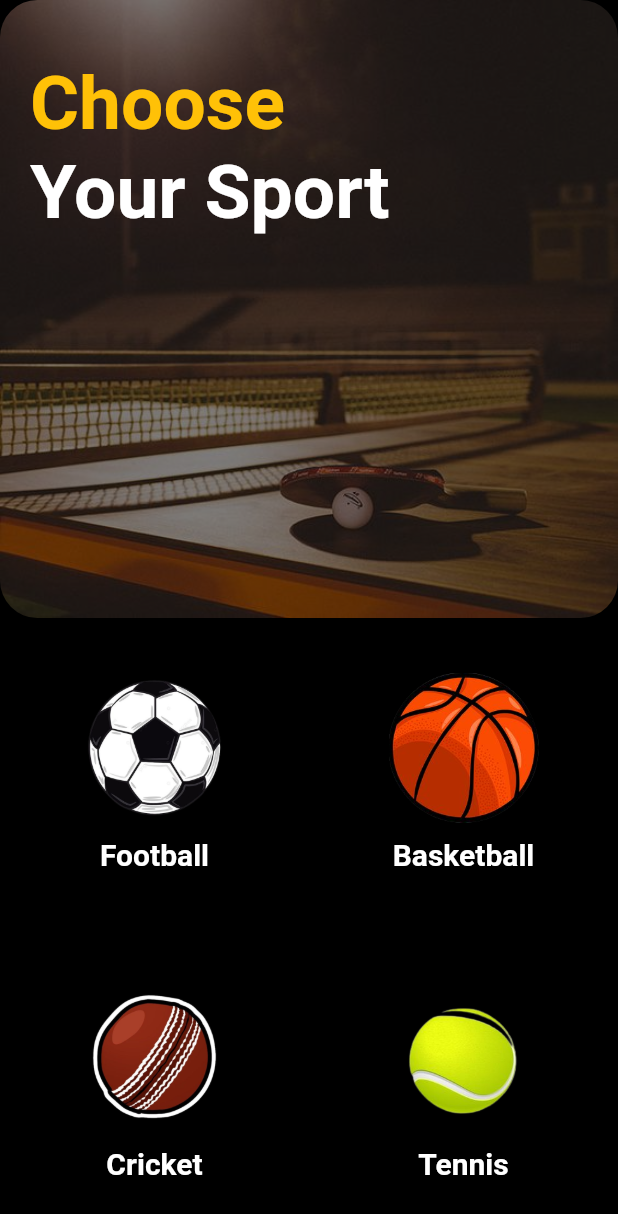
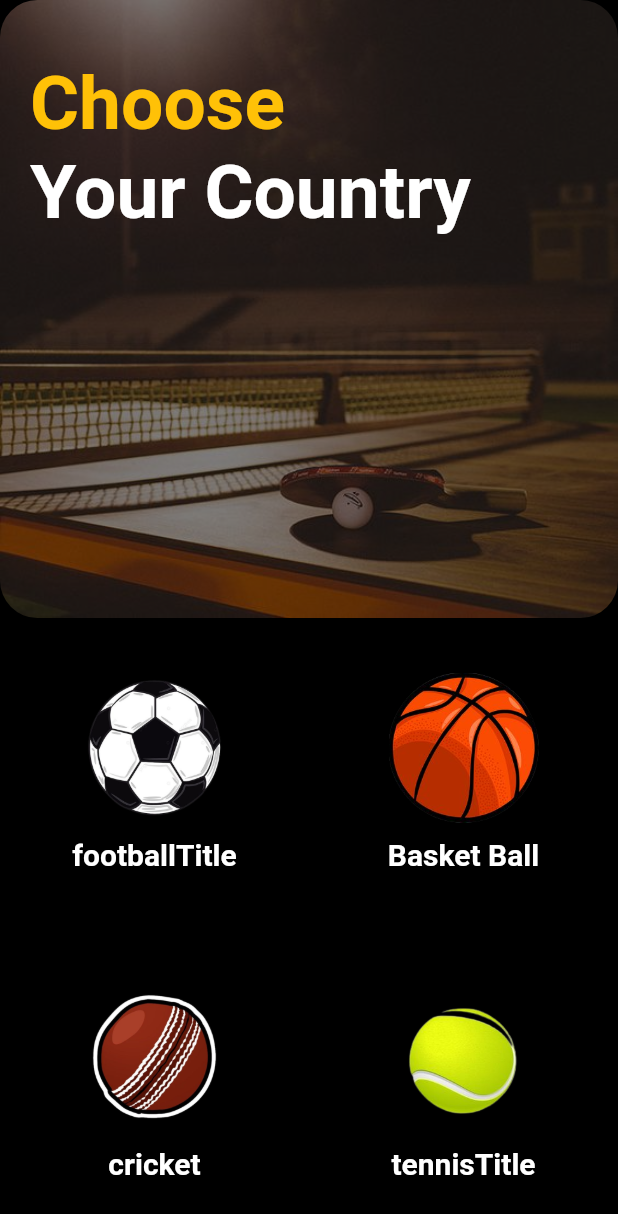
Before and after one commit to AhmedYasser20/Sports-App, a Flutter app: the CategoryScreen screen opened by its route, swiped to page 2, on a phone screen of 412 x 824 dp. Shown: the top 1214 px of the screen. Run offline on Flutter 3.47's test engine with Material 2 defaults, Android fonts, the light colour scheme and no system bars; our stand-ins replace easy_localization, google_fonts, lottie, toggle_switch; Roboto replaces fonts that are missing (Barriecito).

Commit message:
arabic langauage added

```diff
--- /dev/null
+++ b/sportapp/lib/gloabal_varibles.dart
@@ -0,0 +1 @@
+var indexLanguage=0;
--- a/sportapp/lib/screens/Category_Screen.dart
+++ b/sportapp/lib/screens/Category_Screen.dart
@@ -1,6 +1,8 @@
+import 'package:easy_localization/easy_localization.dart';
 import 'package:flutter/material.dart';
 import 'package:google_fonts/google_fonts.dart';
 import 'package:sportapp/animtion/anime.dart';
+import 'package:sportapp/l10n/locale_keys.g.dart';
 import 'package:toggle_switch/toggle_switch.dart';
 
 import '../widgets/category_widget.dart';
@@ -92,7 +94,7 @@ class _CategoryScreenState extends State<CategoryScreen> {
                                             CrossAxisAlignment.start,
                                         children: [
                                           Text(
-                                            "Choose",
+                                            LocaleKeys.choose.tr(),
                                             style: GoogleFonts.barriecito(
                                               color: Colors.amber,
                                               fontSize: 50,
@@ -100,7 +102,7 @@ class _CategoryScreenState extends State<CategoryScreen> {
                                             ),
                                           ),
                                           Text(
-                                            "Your Sport",
+                                            LocaleKeys.yourSport.tr(),
                                             style: GoogleFonts.barriecito(
                                               color: Colors.white,
                                               fontSize: 50,
@@ -152,7 +154,7 @@ class _CategoryScreenState extends State<CategoryScreen> {
                                             CrossAxisAlignment.start,
                                         children: [
                                           Text(
-                                            "Choose",
+                                            LocaleKeys.choose.tr(),
                                             style: GoogleFonts.barriecito(
                                               color: Colors.amber,
                                               fontSize: 50,
@@ -160,7 +162,7 @@ class _CategoryScreenState extends State<CategoryScreen> {
                                             ),
                                           ),
                                           Text(
-                                            "Your Sport",
+                                            LocaleKeys.yourCountry.tr(),
                                             style: GoogleFonts.barriecito(
                                               color: Colors.white,
                                               fontSize: 50,
@@ -214,7 +216,7 @@ class _CategoryScreenState extends State<CategoryScreen> {
                                             CrossAxisAlignment.start,
                                         children: [
                                           Text(
-                                            "Choose",
+                                            LocaleKeys.choose.tr(),
                                             style: GoogleFonts.barriecito(
                                               color: Colors.amber,
                                               fontSize: 50,
@@ -222,7 +224,7 @@ class _CategoryScreenState extends State<CategoryScreen> {
                                             ),
                                           ),
                                           Text(
-                                            "Your Sport",
+                                            LocaleKeys.yourCountry.tr(),
                                             style: GoogleFonts.barriecito(
                                               color: Colors.white,
                                               fontSize: 50,
@@ -274,7 +276,7 @@ class _CategoryScreenState extends State<CategoryScreen> {
                                             CrossAxisAlignment.start,
                                         children: [
                                           Text(
-                                            "Choose",
+                                            LocaleKeys.choose.tr(),
                                             style: GoogleFonts.barriecito(
                                               color: Colors.amber,
                                               fontSize: 50,
@@ -282,7 +284,7 @@ class _CategoryScreenState extends State<CategoryScreen> {
                                             ),
                                           ),
                                           Text(
-                                            "Your Sport",
+                                            LocaleKeys.yourCountry.tr(),
                                             style: GoogleFonts.barriecito(
                                               color: Colors.white,
                                               fontSize: 50,
@@ -309,7 +311,7 @@ class _CategoryScreenState extends State<CategoryScreen> {
               children: [
                 SportWidget(
                   image: "assets/images/football.png",
-                  name: "Football",
+                  name: LocaleKeys.footballTitle,
                   onTap: () {
                     Navigator.pushReplacement(
                                       context,
@@ -322,7 +324,7 @@ class _CategoryScreenState extends State<CategoryScreen> {
                 ),
                 SportWidget(
                   image: "assets/images/bascketball.png",
-                  name: "Basketball",
+                  name: LocaleKeys.basketballTitle.tr(),
                   onTap: () {
                     showDialog(
                       context: context,
@@ -348,14 +350,14 @@ class _CategoryScreenState extends State<CategoryScreen> {
                 ),
                 SportWidget(
                   image: "assets/images/cricket.png",
-                  name: "Cricket",
+                  name: LocaleKeys.cricket,
                   onTap: () {
                     showDialog(
                       context: context,
                       builder: (BuildContext context) {
                         return AlertDialog(
                           title: Text("Coming soon"),
-                          content: Text("Tennis is coming soon.",
+                          content: Text("cricket is coming soon.",
                               style: GoogleFonts.barriecito()),
                           actions: [
                             TextButton(
@@ -374,7 +376,7 @@ class _CategoryScreenState extends State<CategoryScreen> {
                 ),
                 SportWidget(
                   image: "assets/images/tennis.png",
-                  name: "Tennis",
+                  name: LocaleKeys.tennisTitle,
                   onTap: () {
                     showDialog(
                       context: context,
--- a/sportapp/lib/screens/Leagues_screen.dart
+++ b/sportapp/lib/screens/Leagues_screen.dart
@@ -1,6 +1,7 @@
 import 'package:flutter/material.dart';
 import 'package:google_fonts/google_fonts.dart';
 import 'package:lottie/lottie.dart';
+import 'package:sportapp/l10n/locale_keys.g.dart';
 
 
 import '../models/Leagues_apis.dart';
@@ -43,7 +44,7 @@ class _Leagues_screenState extends State<Leagues_screen> {
         title: Row(
           children: [
             Text(
-              " leagues",
+              LocaleKeys.leagues,
               style: GoogleFonts.barriecito(
                 color: Colors.amber,
                 fontSize: 30,
@@ -54,7 +55,7 @@ class _Leagues_screenState extends State<Leagues_screen> {
               width: 5,
             ),
             Text(
-              "Of Country..",
+              LocaleKeys.ofCountry,
               style: GoogleFonts.barriecito(
                 color: Colors.white,
                 fontSize: 15,
--- a/sportapp/lib/screens/countries_screen.dart
+++ b/sportapp/lib/screens/countries_screen.dart
@@ -1,6 +1,7 @@
 import 'package:flutter/material.dart';
 import 'package:google_fonts/google_fonts.dart';
 import 'package:lottie/lottie.dart';
+import 'package:sportapp/l10n/locale_keys.g.dart';
 
 import '../models/countries_apis.dart';
 import '../widgets/countries_widgets.dart';
@@ -47,7 +48,7 @@ class _testState extends State<test> {
       title: Row(children: [
 
          Text(
-                                            "Choose",
+                                            LocaleKeys.choose,
                                             style: GoogleFonts.barriecito(
                                               color: Colors.amber,
                                               fontSize: 30,
@@ -56,7 +57,7 @@ class _testState extends State<test> {
                                           ),
                                           SizedBox(width: 5,),
                                           Text(
-                                            "Your Country..",
+                                            LocaleKeys.yourCountry,
                                             style: GoogleFonts.barriecito(
                                               color: Colors.white,
                                               fontSize: 15,
--- a/sportapp/lib/screens/onboardingScreens/test_page_view.dart
+++ b/sportapp/lib/screens/onboardingScreens/test_page_view.dart
@@ -1,6 +1,9 @@
+import 'package:easy_localization/easy_localization.dart';
 import 'package:flutter/material.dart';
+import 'package:sportapp/gloabal_varibles.dart';
 
 
+import '../../l10n/locale_keys.g.dart';
 import '../../widgets/onboarding_widgets.dart';
 import '../Category_Screen.dart';
 
@@ -71,7 +74,7 @@ class _testOnBoardScreenMainState extends State<testOnBoardScreenMain> {
                                   minimumSize: Size(100, 25),
                                 ),
                                 child: Text(
-                                  "Skip",
+                                  LocaleKeys.skip.tr(),
                                   style: TextStyle(
                                     color: Colors.white,
                                     fontWeight: FontWeight.bold,
--- a/sportapp/lib/screens/players_team_screen.dart
+++ b/sportapp/lib/screens/players_team_screen.dart
@@ -43,7 +43,7 @@ class _PlayersOfTeamState extends State<PlayersOfTeam> {
           title: Row(
             children: [
               Text(
-                " Playrs",
+                "Players",
                 style: GoogleFonts.barriecito(
                   color: Colors.amber,
                   fontSize: 30,
--- a/sportapp/lib/widgets/onboarding_widgets.dart
+++ b/sportapp/lib/widgets/onboarding_widgets.dart
@@ -1,5 +1,9 @@
+import 'package:easy_localization/easy_localization.dart';
 import 'package:flutter/material.dart';
 import 'package:google_fonts/google_fonts.dart';
+import 'package:sportapp/gloabal_varibles.dart';
+
+import '../l10n/locale_keys.g.dart';
 
 class OnboardOnne extends StatelessWidget {
   const OnboardOnne({super.key});
@@ -32,9 +36,9 @@ class OnboardOnne extends StatelessWidget {
                 crossAxisAlignment: CrossAxisAlignment.start,
                     children: [
                       SizedBox(height: 20,),
-                      Text("Football",style: TextStyle(color: Colors.white,fontSize: 25,fontWeight: FontWeight.w600),),
+                      Text(LocaleKeys.footballTitle.tr(),style: TextStyle(color: Colors.white,fontSize: 25,fontWeight: FontWeight.w600),),
                       SizedBox(height: 10,),
-                      Text("a team sport where players kick a ball into the opposing team's goal to score points, with the aim of having the highest number of goals by the end of the match to win.",style: TextStyle(color: Colors.white,fontSize: 15,fontWeight: FontWeight.w100),),
+                      Text(LocaleKeys.footballSubTitle.tr(),style: TextStyle(color: Colors.white,fontSize: 15,fontWeight: FontWeight.w100),),
                     ],
               ),
             ),
@@ -77,9 +81,9 @@ class OnBoardTwo extends StatelessWidget {
                 crossAxisAlignment: CrossAxisAlignment.start,
                     children: [
                       SizedBox(height: 20,),
-                      Text("Basketball",style: TextStyle(color: Colors.white,fontSize: 25,fontWeight: FontWeight.w600),),
+                      Text(LocaleKeys.basketballTitle.tr(),style: TextStyle(color: Colors.white,fontSize: 25,fontWeight: FontWeight.w600),),
                       SizedBox(height: 10,),
-                      Text("fast-paced team sport played with a spherical ball, where players try to score points by shooting the ball into the opponent's hoop while defending their own.",style: TextStyle(color: Colors.white,fontSize: 15,fontWeight: FontWeight.w100),),
+                      Text(LocaleKeys.basketballsubtile.tr(),style: TextStyle(color: Colors.white,fontSize: 15,fontWeight: FontWeight.w100),),
                     ],
               ),
             ),
@@ -121,9 +125,9 @@ class OnBoardThree extends StatelessWidget {
                 crossAxisAlignment: CrossAxisAlignment.start,
                     children: [
                       SizedBox(height: 20,),
-                      Text("Tennis",style: TextStyle(color: Colors.white,fontSize: 25,fontWeight: FontWeight.w600),),
+                      Text(LocaleKeys.tennisTitle.tr(),style: TextStyle(color: Colors.white,fontSize: 25,fontWeight: FontWeight.w600),),
                       SizedBox(height: 10,),
-                      Text("racket sport played between two players or teams, involving hitting a ball over a net using rackets, with the objective of winning points by making the ball land in the opponent's court in a way they cannot return it successfully.",style: TextStyle(color: Colors.white,fontSize: 15,fontWeight: FontWeight.w100),),
+                      Text(LocaleKeys.tennisSubtitle.tr(),style: TextStyle(color: Colors.white,fontSize: 15,fontWeight: FontWeight.w100),),
                     ],
               ),
             ),
--- a/sportapp/pubspec.yaml
+++ b/sportapp/pubspec.yaml
@@ -31,6 +31,7 @@ dependencies:
   flutter:
     sdk: flutter
   google_fonts: ^5.1.0
+  easy_localization: ^3.0.0
 
   # The following adds the Cupertino Icons font to your application.
   # Use with the CupertinoIcons class for iOS style icons.
@@ -64,7 +65,7 @@ flutter:
   assets:
     - assets/imgs/
     - assets/images/
-
+    - assets/l10n/
   # An image asset can refer to one or more resolution-specific "variants", see
   # https://flutter.dev/assets-and-images/#resolution-aware
 
```
Also changed, not shown: sportapp/assets/l10n/ar.json (added, +20 -0 lines), sportapp/assets/l10n/en.json (added, +20 -0 lines), sportapp/lib/local_.dart (added, +17 -0 lines), sportapp/lib/main.dart (+17 -3 lines), sportapp/lib/screens/splash_screen.dart (+19 -1 lines), sportapp/lib/screens/teams_screen.dart (+5 -4 lines), sportapp/lib/l10n/locale_keys.g.dart (added), sportapp/pubspec.lock, 1 other file.
